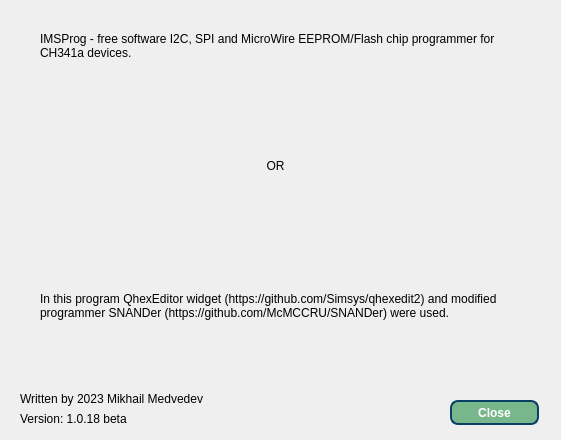
This is dialogabout.ui in bigbigmdm/IMSProg as Qt 5 draws it before an edit. The edited form follows.
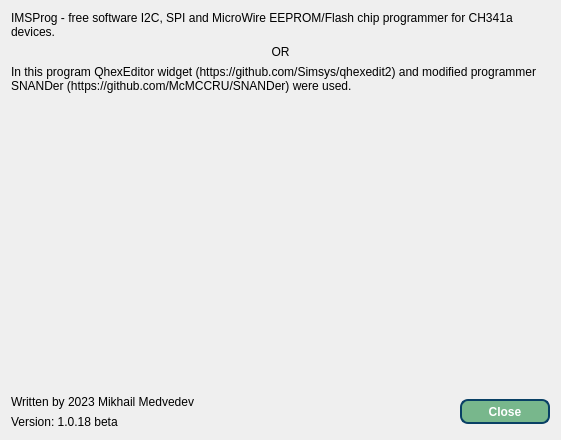
This is the edited form. Icons and pictures are not drawn.

```diff
--- a/dialogabout.ui
+++ b/dialogabout.ui
@@ -13,34 +13,20 @@
   <property name="windowTitle">
    <string>About IMSProg</string>
   </property>
-  <widget class="QPushButton" name="pushButton">
-   <property name="geometry">
-    <rect>
-     <x>450</x>
-     <y>400</y>
-     <width>89</width>
-     <height>25</height>
-    </rect>
-   </property>
-   <property name="styleSheet">
-    <string notr="true">color: rgb(255, 255, 255);
-background-color: rgb(120, 183, 140);
-border-radius: 20px;
-border: 2px solid #094065;border-radius:8px;font-weight:600;</string>
-   </property>
+  <layout class="QVBoxLayout" name="verticalLayout_3">
+   <item>
+    <layout class="QVBoxLayout" name="verticalLayout">
+     <item>
+      <widget class="QLabel" name="label_4">
    <property name="text">
-    <string>Close</string>
-   </property>
-  </widget>
-  <widget class="QWidget" name="horizontalLayoutWidget">
-   <property name="geometry">
-    <rect>
-     <x>40</x>
-     <y>90</y>
-     <width>471</width>
-     <height>152</height>
-    </rect>
-   </property>
+        <string>IMSProg - free software I2C, SPI and MicroWire EEPROM/Flash chip programmer for CH341a devices.</string>
+       </property>
+       <property name="wordWrap">
+        <bool>true</bool>
+       </property>
+      </widget>
+     </item>
+     <item>
    <layout class="QHBoxLayout" name="horizontalLayout">
     <item>
      <widget class="QLabel" name="label_3">
@@ -73,58 +59,9 @@
      </widget>
     </item>
    </layout>
-  </widget>
-  <widget class="QLabel" name="label_4">
-   <property name="geometry">
-    <rect>
-     <x>40</x>
-     <y>20</y>
-     <width>481</width>
-     <height>51</height>
-    </rect>
-   </property>
-   <property name="text">
-    <string>IMSProg - free software I2C, SPI and MicroWire EEPROM/Flash chip programmer for CH341a devices.</string>
-   </property>
-   <property name="wordWrap">
-    <bool>true</bool>
-   </property>
-  </widget>
-  <widget class="QLabel" name="label_5">
-   <property name="geometry">
-    <rect>
-     <x>20</x>
-     <y>410</y>
-     <width>221</width>
-     <height>17</height>
-    </rect>
-   </property>
-   <property name="text">
-    <string>Version: 1.0.18 beta</string>
-   </property>
-  </widget>
-  <widget class="QLabel" name="label_6">
-   <property name="geometry">
-    <rect>
-     <x>20</x>
-     <y>390</y>
-     <width>251</width>
-     <height>17</height>
-    </rect>
-   </property>
-   <property name="text">
-    <string>Written by 2023 Mikhail Medvedev</string>
-   </property>
-  </widget>
+     </item>
+     <item>
   <widget class="QLabel" name="label_7">
-   <property name="geometry">
-    <rect>
-     <x>40</x>
-     <y>270</y>
-     <width>491</width>
-     <height>71</height>
-    </rect>
-   </property>
    <property name="text">
     <string>In this program QhexEditor widget (https://github.com/Simsys/qhexedit2) and modified programmer SNANDer (https://github.com/McMCCRU/SNANDer) were used.</string>
    </property>
@@ -132,6 +69,77 @@
     <bool>true</bool>
    </property>
   </widget>
+     </item>
+    </layout>
+   </item>
+   <item>
+    <spacer name="verticalSpacer">
+     <property name="orientation">
+      <enum>Qt::Vertical</enum>
+     </property>
+     <property name="sizeHint" stdset="0">
+      <size>
+       <width>20</width>
+       <height>112</height>
+      </size>
+     </property>
+    </spacer>
+   </item>
+   <item>
+    <layout class="QHBoxLayout" name="horizontalLayout_2">
+     <item>
+      <layout class="QVBoxLayout" name="verticalLayout_2">
+       <item>
+        <widget class="QLabel" name="label_6">
+         <property name="text">
+          <string>Written by 2023 Mikhail Medvedev</string>
+         </property>
+        </widget>
+       </item>
+       <item>
+        <widget class="QLabel" name="label_5">
+         <property name="text">
+          <string>Version: 1.0.18 beta</string>
+         </property>
+        </widget>
+       </item>
+      </layout>
+     </item>
+     <item>
+      <spacer name="horizontalSpacer">
+       <property name="orientation">
+        <enum>Qt::Horizontal</enum>
+       </property>
+       <property name="sizeHint" stdset="0">
+        <size>
+         <width>40</width>
+         <height>20</height>
+        </size>
+       </property>
+      </spacer>
+     </item>
+     <item>
+      <widget class="QPushButton" name="pushButton">
+       <property name="minimumSize">
+        <size>
+         <width>90</width>
+         <height>25</height>
+        </size>
+       </property>
+       <property name="styleSheet">
+        <string notr="true">color: rgb(255, 255, 255);
+background-color: rgb(120, 183, 140);
+border-radius: 20px;
+border: 2px solid #094065;border-radius:8px;font-weight:600;</string>
+       </property>
+       <property name="text">
+        <string>Close</string>
+       </property>
+      </widget>
+     </item>
+    </layout>
+   </item>
+  </layout>
  </widget>
  <resources>
   <include location="recource.qrc"/>
```
Lines whose indentation alone changed are shown as unchanged.
